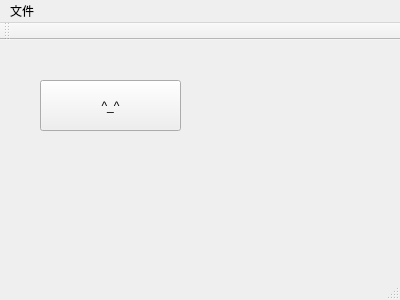
Before: the Qt Designer form day02/01/mainwindow.ui in mokusolo/qt5_learning, drawn with Qt 5.
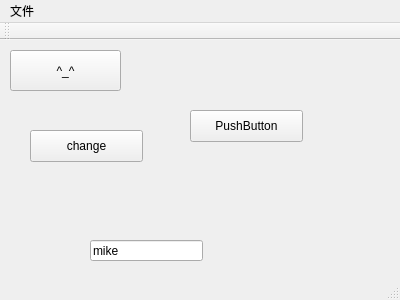
After: the same form once the commit is applied.

Commit message: stackedWidget, ui.lineEdit.setCompleter

What changed in the file:
```diff
--- a/day02/01/mainwindow.ui
+++ b/day02/01/mainwindow.ui
@@ -17,16 +17,112 @@
    <widget class="QPushButton" name="myButton">
     <property name="geometry">
      <rect>
-      <x>40</x>
-      <y>40</y>
-      <width>141</width>
-      <height>51</height>
+      <x>10</x>
+      <y>10</y>
+      <width>111</width>
+      <height>41</height>
      </rect>
     </property>
     <property name="text">
      <string>^_^</string>
     </property>
    </widget>
+   <widget class="QStackedWidget" name="stackedWidget">
+    <property name="geometry">
+     <rect>
+      <x>160</x>
+      <y>50</y>
+      <width>191</width>
+      <height>121</height>
+     </rect>
+    </property>
+    <widget class="QWidget" name="page">
+     <widget class="QPushButton" name="pushButton">
+      <property name="geometry">
+       <rect>
+        <x>30</x>
+        <y>20</y>
+        <width>113</width>
+        <height>32</height>
+       </rect>
+      </property>
+      <property name="text">
+       <string>PushButton</string>
+      </property>
+     </widget>
+    </widget>
+    <widget class="QWidget" name="page_2">
+     <widget class="QRadioButton" name="radioButton">
+      <property name="geometry">
+       <rect>
+        <x>50</x>
+        <y>50</y>
+        <width>100</width>
+        <height>20</height>
+       </rect>
+      </property>
+      <property name="text">
+       <string>RadioButton</string>
+      </property>
+     </widget>
+    </widget>
+    <widget class="QWidget" name="page_3">
+     <widget class="QCommandLinkButton" name="commandLinkButton">
+      <property name="geometry">
+       <rect>
+        <x>0</x>
+        <y>60</y>
+        <width>193</width>
+        <height>41</height>
+       </rect>
+      </property>
+      <property name="text">
+       <string>CommandLinkButton</string>
+      </property>
+     </widget>
+    </widget>
+    <widget class="QWidget" name="page_4">
+     <widget class="QCheckBox" name="checkBox">
+      <property name="geometry">
+       <rect>
+        <x>60</x>
+        <y>70</y>
+        <width>87</width>
+        <height>20</height>
+       </rect>
+      </property>
+      <property name="text">
+       <string>CheckBox</string>
+      </property>
+     </widget>
+    </widget>
+   </widget>
+   <widget class="QPushButton" name="change">
+    <property name="geometry">
+     <rect>
+      <x>30</x>
+      <y>90</y>
+      <width>113</width>
+      <height>32</height>
+     </rect>
+    </property>
+    <property name="text">
+     <string>change</string>
+    </property>
+   </widget>
+   <widget class="QLineEdit" name="lineEdit">
+    <property name="geometry">
+     <rect>
+      <x>90</x>
+      <y>200</y>
+      <width>113</width>
+      <height>21</height>
+     </rect>
+    </property>
+    <property name="text">
+     <string>mike</string>
+    </property>
+   </widget>
   </widget>
   <widget class="QMenuBar" name="menuBar">
    <property name="geometry">
```
The commit also changes 3 other files.
